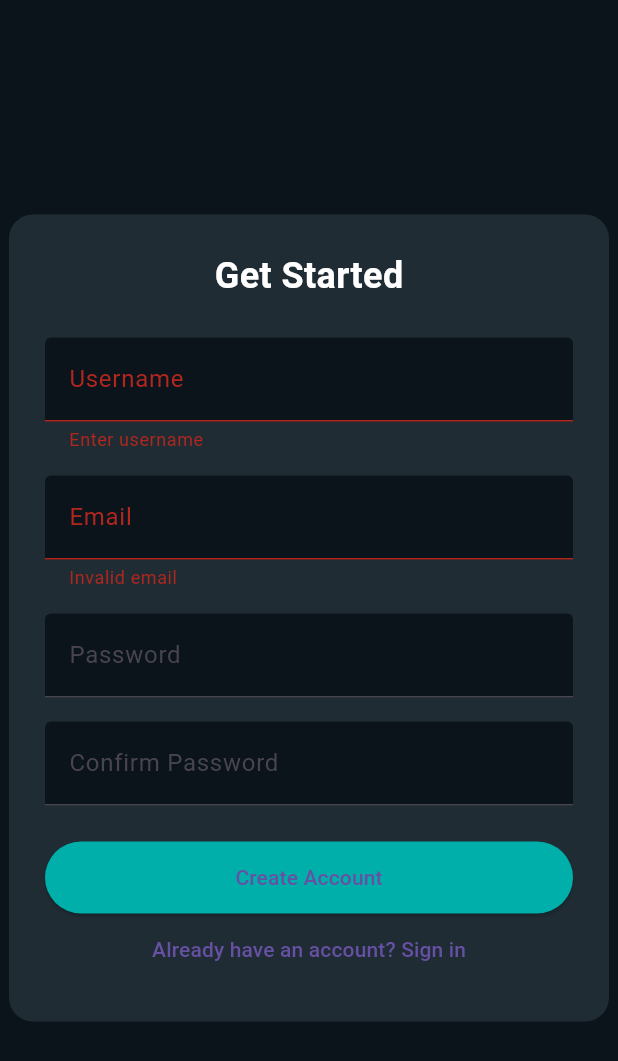
After one commit to scanzy/flutterchat, a Flutter app: the screen it shows after launch, after a tap on "Continue", after a tap on "New here? Create account", after a tap on "Create Account", on a phone screen of 412 x 824 dp. The commit adds this screen. Shown: the top 1061 px of the screen. Run offline on Flutter 3.47's test engine with Material 3 defaults, Android fonts, the phone set to English and light mode, and no system bars; our stand-ins replace flutter_feather_icons, pocketbase, shared_preferences, url_launcher_web; missing offline and left inert: shared_preferences_web.

Commit message:
Add test chat page, converted from ruvido web app

```diff
--- /dev/null
+++ b/lib/converted.dart
@@ -0,0 +1,549 @@
+// main.dart
+import 'package:flutter/material.dart';
+import 'package:pocketbase/pocketbase.dart';
+import 'package:flutter_feather_icons/flutter_feather_icons.dart';
+import 'package:shared_preferences/shared_preferences.dart';
+
+
+
+class AuthWrapper extends StatefulWidget {
+  const AuthWrapper({super.key});
+
+  @override
+  _AuthWrapperState createState() => _AuthWrapperState();
+}
+
+class _AuthWrapperState extends State<AuthWrapper> {
+  final pb = PocketBase('https://branco.realmen.it');
+  bool _isLoading = true;
+  bool _showLogin = true;
+
+  @override
+  void initState() {
+    super.initState();
+    _checkAuth();
+  }
+
+  Future<void> _checkAuth() async {
+    try {
+
+      /*final prefs = await SharedPreferences.getInstance();
+      pb.subscribe = AuthStore()
+
+        save: (token) => prefs.setString('pb_auth', token),
+        initial: prefs.getString('pb_auth'),
+      );
+      */
+
+      if (pb.authStore.isValid) {
+        await pb.collection('users').authRefresh();
+        if (mounted) {
+          Navigator.pushReplacement(
+            context,
+            MaterialPageRoute(builder: (context) => ChatScreen(pb: pb)),
+          );
+        }
+        return;
+      }
+    } catch (e) {
+      print('Auth check error: $e');
+    }
+    if (mounted) setState(() => _isLoading = false);
+  }
+
+  @override
+  Widget build(BuildContext context) {
+    return _isLoading
+        ? const LoadingScreen()
+        : AuthScreen(
+            pb: pb,
+            showLogin: _showLogin,
+            toggleForm: () => setState(() => _showLogin = !_showLogin),
+          );
+  }
+}
+
+class LoadingScreen extends StatelessWidget {
+  const LoadingScreen({super.key});
+
+  @override
+  Widget build(BuildContext context) {
+    return const Scaffold(
+      body: Center(
+        child: CircularProgressIndicator(color: Color(0xFF00AFA9)),
+      ),
+    );
+  }
+}
+
+class AuthScreen extends StatelessWidget {
+  final PocketBase pb;
+  final bool showLogin;
+  final VoidCallback toggleForm;
+
+  const AuthScreen({
+    super.key,
+    required this.pb,
+    required this.showLogin,
+    required this.toggleForm,
+  });
+
+  @override
+  Widget build(BuildContext context) {
+    return Scaffold(
+      body: Center(
+        child: AnimatedSwitcher(
+          duration: const Duration(milliseconds: 300),
+          child: showLogin
+              ? LoginForm(pb: pb, toggleForm: toggleForm)
+              : SignupForm(pb: pb, toggleForm: toggleForm),
+        ),
+      ),
+    );
+  }
+}
+
+class LoginForm extends StatefulWidget {
+  final PocketBase pb;
+  final VoidCallback toggleForm;
+
+  const LoginForm({super.key, required this.pb, required this.toggleForm});
+
+  @override
+  _LoginFormState createState() => _LoginFormState();
+}
+
+class _LoginFormState extends State<LoginForm> {
+  final _formKey = GlobalKey<FormState>();
+  final _emailController = TextEditingController();
+  final _passwordController = TextEditingController();
+
+  Future<void> _handleLogin() async {
+    if (_formKey.currentState!.validate()) {
+      try {
+        await widget.pb.collection('users').authWithPassword(
+          _emailController.text,
+          _passwordController.text,
+        );
+
+        //final storage = await SharedPreferences.getInstance();
+        //await storage.setString('pb_auth', widget.pb.authStore.exportToJsonString());
+
+        if (mounted) {
+          Navigator.pushReplacement(
+            context,
+            MaterialPageRoute(builder: (context) => ChatScreen(pb: widget.pb)),
+          );
+        }
+      } catch (e) {
+        if (mounted) {
+          ScaffoldMessenger.of(context).showSnackBar(
+            SnackBar(content: Text('Login failed: ${e.toString()}')),
+          );
+        }
+      }
+    }
+  }
+
+  @override
+  Widget build(BuildContext context) {
+    return Container(
+      padding: const EdgeInsets.all(24),
+      width: 400,
+      decoration: BoxDecoration(
+        color: const Color(0xFF1F2C34),
+        borderRadius: BorderRadius.circular(16),
+      ),
+      child: Form(
+        key: _formKey,
+        child: Column(
+          mainAxisSize: MainAxisSize.min,
+          children: [
+            const Text('Welcome Back', style: TextStyle(fontSize: 24, fontWeight: FontWeight.bold)),
+            const SizedBox(height: 24),
+            TextFormField(
+              controller: _emailController,
+              decoration: InputDecoration(
+                labelText: 'Email',
+                filled: true,
+                fillColor: const Color(0xFF0B141A),
+              ),
+              validator: (value) => value!.contains('@') ? null : 'Invalid email',
+            ),
+            const SizedBox(height: 16),
+            TextFormField(
+              controller: _passwordController,
+              obscureText: true,
+              decoration: InputDecoration(
+                labelText: 'Password',
+                filled: true,
+                fillColor: const Color(0xFF0B141A),
+              ),
+            ),
+            const SizedBox(height: 24),
+            ElevatedButton(
+              onPressed: _handleLogin,
+              child: const Text('Continue'),
+              style: ElevatedButton.styleFrom(
+                backgroundColor: const Color(0xFF00AFA9),
+                minimumSize: const Size(double.infinity, 48),
+              ),
+            ),
+            TextButton(
+              onPressed: widget.toggleForm,
+              child: const Text('New here? Create account'),
+            ),
+          ],
+        ),
+      ),
+    );
+  }
+}
+
+class SignupForm extends StatefulWidget {
+  final PocketBase pb;
+  final VoidCallback toggleForm;
+
+  const SignupForm({super.key, required this.pb, required this.toggleForm});
+
+  @override
+  _SignupFormState createState() => _SignupFormState();
+}
+
+class _SignupFormState extends State<SignupForm> {
+  final _formKey = GlobalKey<FormState>();
+  final _emailController = TextEditingController();
+  final _usernameController = TextEditingController();
+  final _passwordController = TextEditingController();
+  final _confirmController = TextEditingController();
+
+  Future<void> _handleSignup() async {
+    if (_formKey.currentState!.validate()) {
+      if (_passwordController.text != _confirmController.text) {
+        ScaffoldMessenger.of(context).showSnackBar(
+          const SnackBar(content: Text('Passwords do not match')),
+        );
+        return;
+      }
+
+      try {
+        await widget.pb.collection('users').create(body: {
+          'username': _usernameController.text,
+          'email': _emailController.text,
+          'password': _passwordController.text,
+          'passwordConfirm': _confirmController.text,
+        });
+
+        await widget.pb.collection('users').authWithPassword(
+          _emailController.text,
+          _passwordController.text,
+        );
+
+        //final storage = await SharedPreferences.getInstance();
+        //await storage.setString('pb_auth', widget.pb.authStore.exportToJsonString());
+
+        if (mounted) {
+          Navigator.pushReplacement(
+            context,
+            MaterialPageRoute(builder: (context) => ChatScreen(pb: widget.pb)),
+          );
+        }
+      } catch (e) {
+        ScaffoldMessenger.of(context).showSnackBar(
+          SnackBar(content: Text('Signup failed: ${e.toString()}')),
+        );
+      }
+    }
+  }
+
+  @override
+  Widget build(BuildContext context) {
+    return Container(
+      padding: const EdgeInsets.all(24),
+      width: 400,
+      decoration: BoxDecoration(
+        color: const Color(0xFF1F2C34),
+        borderRadius: BorderRadius.circular(16),
+      ),
+      child: Form(
+        key: _formKey,
+        child: Column(
+          mainAxisSize: MainAxisSize.min,
+          children: [
+            const Text('Get Started', style: TextStyle(fontSize: 24, fontWeight: FontWeight.bold)),
+            const SizedBox(height: 24),
+            TextFormField(
+              controller: _usernameController,
+              decoration: InputDecoration(
+                labelText: 'Username',
+                filled: true,
+                fillColor: const Color(0xFF0B141A),
+              ),
+              validator: (value) => value!.isEmpty ? 'Enter username' : null,
+            ),
+            const SizedBox(height: 16),
+            TextFormField(
+              controller: _emailController,
+              decoration: InputDecoration(
+                labelText: 'Email',
+                filled: true,
+                fillColor: const Color(0xFF0B141A),
+              ),
+              validator: (value) => value!.contains('@') ? null : 'Invalid email',
+            ),
+            const SizedBox(height: 16),
+            TextFormField(
+              controller: _passwordController,
+              obscureText: true,
+              decoration: InputDecoration(
+                labelText: 'Password',
+                filled: true,
+                fillColor: const Color(0xFF0B141A),
+              ),
+            ),
+            const SizedBox(height: 16),
+            TextFormField(
+              controller: _confirmController,
+              obscureText: true,
+              decoration: InputDecoration(
+                labelText: 'Confirm Password',
+                filled: true,
+                fillColor: const Color(0xFF0B141A),
+              ),
+            ),
+            const SizedBox(height: 24),
+            ElevatedButton(
+              onPressed: _handleSignup,
+              child: const Text('Create Account'),
+              style: ElevatedButton.styleFrom(
+                backgroundColor: const Color(0xFF00AFA9),
+                minimumSize: const Size(double.infinity, 48),
+              ),
+            ),
+            TextButton(
+              onPressed: widget.toggleForm,
+              child: const Text('Already have an account? Sign in'),
+            ),
+          ],
+        ),
+      ),
+    );
+  }
+}
+
+class ChatScreen extends StatefulWidget {
+  final PocketBase pb;
+
+  const ChatScreen({super.key, required this.pb});
+
+  @override
+  _ChatScreenState createState() => _ChatScreenState();
+}
+
+class _ChatScreenState extends State<ChatScreen> {
+  final _messageController = TextEditingController();
+  final List<RecordModel> _messages = [];
+  late final UnsubscribeFunc _unsubscribe;
+
+  @override
+  void initState() {
+    super.initState();
+    _loadMessages();
+    _setupRealtime();
+  }
+
+  @override
+  void dispose() {
+    _unsubscribe();
+    super.dispose();
+  }
+
+  Future<void> _loadMessages() async {
+    final result = await widget.pb.collection('messages').getFullList(
+      sort: '+created',
+      expand: 'user',
+    );
+    setState(() => _messages.addAll(result.reversed));
+  }
+
+  Future<void> _setupRealtime() async {
+    _unsubscribe = await widget.pb.collection('messages').subscribe('*', (e) async {
+      if (e.record == null) return;
+
+      if (e.action == "delete") {
+        _handleMessage(e.record as RecordModel, e.action);
+        return;
+      }
+
+      try {
+        var msg = await widget.pb.collection('messages').getOne(e.record!.id, expand: 'user');
+        _handleMessage(msg, e.action);
+      } catch (err) {
+        ScaffoldMessenger.of(context).showSnackBar(
+          SnackBar(content: Text('Failed to send message: ${err.toString()}')),
+        );
+      }
+    });
+  }
+
+  void _handleMessage(RecordModel msg, String action) {
+    switch (action) {
+      case 'create':
+        setState(() => _messages.insert(0, msg));
+        break;
+      case 'update':
+        final index = _messages.indexWhere((m) => m.id == msg.id);
+        if (index != -1) {
+          setState(() => _messages[index] = msg);
+        }
+        break;
+      case 'delete':
+        setState(() => _messages.removeWhere((m) => m.id == msg.id));
+        break;
+      default:
+    }
+  }
+
+  Future<void> _sendMessage() async {
+    if (_messageController.text.trim().isNotEmpty) {
+      try {
+        await widget.pb.collection('messages').create(body: {
+          'user': widget.pb.authStore.model.id,
+          'message': _messageController.text.trim(),
+        });
+        _messageController.clear();
+      } catch (e) {
+        ScaffoldMessenger.of(context).showSnackBar(
+          SnackBar(content: Text('Failed to send message: ${e.toString()}')),
+        );
+      }
+    }
+  }
+
+  Future<void> _logout() async {
+    final storage = await SharedPreferences.getInstance();
+    await storage.remove('pb_auth');
+    widget.pb.authStore.clear();
+    Navigator.pushReplacement(
+      context,
+      MaterialPageRoute(builder: (context) => const AuthWrapper()),
+    );
+  }
+
+  @override
+  Widget build(BuildContext context) {
+    return Scaffold(
+      appBar: AppBar(
+        title: const Text('La forza del lupo è il Branco'),
+        actions: [
+          IconButton(
+            icon: const Icon(FeatherIcons.logOut),
+            onPressed: _logout,
+          ),
+        ],
+      ),
+      body: Column(
+        children: [
+          Expanded(
+            child: ListView.builder(
+              reverse: true,
+              itemCount: _messages.length,
+              itemBuilder: (context, index) {
+                final message = _messages[index];
+                final isOwn = message.data['user'] == widget.pb.authStore.model.id;
+                final user = (message.expand['user'] as List<RecordModel>)[0];
+
+                return MessageBubble(
+                  message: message.data['message'] ?? '',
+                  isOwn: isOwn,
+                  username: user.data['username']?.toString() ?? 'Unknown',
+                  timestamp: DateTime.parse(message.created),
+                );
+              },
+            ),
+          ),
+          Padding(
+            padding: const EdgeInsets.all(8.0),
+            child: Row(
+              children: [
+                Expanded(
+                  child: TextField(
+                    controller: _messageController,
+                    decoration: InputDecoration(
+                      hintText: 'Message...',
+                      border: OutlineInputBorder(
+                        borderRadius: BorderRadius.circular(24),
+                      ),
+                      filled: true,
+                      fillColor: const Color(0xFF1F2C34),
+                      contentPadding: const EdgeInsets.symmetric(horizontal: 16, vertical: 12),
+                    ),
+                    maxLines: null,
+                    onSubmitted: (_) => _sendMessage(),
+                  ),
+                ),
+                IconButton(
+                  icon: const Icon(FeatherIcons.send),
+                  color: const Color(0xFF00AFA9),
+                  onPressed: _sendMessage,
+                ),
+              ],
+            ),
+          ),
+        ],
+      ),
+    );
+  }
+}
+
+class MessageBubble extends StatelessWidget {
+  final String message;
+  final bool isOwn;
+  final String username;
+  final DateTime timestamp;
+
+  const MessageBubble({
+    super.key,
+    required this.message,
+    required this.isOwn,
+    required this.username,
+    required this.timestamp,
+  });
+
+  @override
+  Widget build(BuildContext context) {
+    return Align(
+      alignment: isOwn ? Alignment.centerRight : Alignment.centerLeft,
+      child: Container(
+        margin: const EdgeInsets.symmetric(vertical: 4, horizontal: 8),
+        padding: const EdgeInsets.all(12),
+        constraints: const BoxConstraints(maxWidth: 300),
+        decoration: BoxDecoration(
+          color: isOwn ? const Color(0xFF007B73) : const Color(0xFF1F2C34),
+          borderRadius: BorderRadius.circular(16),
+        ),
+        child: Column(
+          crossAxisAlignment: CrossAxisAlignment.start,
+          children: [
+            if (!isOwn) Text(
+              username,
+              style: const TextStyle(
+                fontWeight: FontWeight.bold,
+                fontSize: 12,
+              ),
+            ),
+            Text(message),
+            const SizedBox(height: 4),
+            Text(
+              '${timestamp.hour.toString().padLeft(2, '0')}:${timestamp.minute.toString().padLeft(2, '0')}',
+              style: const TextStyle(
+                fontSize: 10,
+                color: Colors.white54,
+              ),
+            ),
+          ],
+        ),
+      ),
+    );
+  }
+}
--- a/lib/main.dart
+++ b/lib/main.dart
@@ -2,8 +2,8 @@ import 'package:flutter/material.dart';
 import 'demo.dart';
 import 'scouting1.dart';
 import 'scouting2.dart';
-// import 'page3.dart';
-// import 'page4.dart';
+import 'converted.dart';
+// Add other files with pages here
 
 void main() {
   runApp(const MyApp());
@@ -14,6 +14,7 @@ class MyApp extends StatelessWidget {
     PageInfo('Flutter Demo', DemoPage()),
     PageInfo('Chat page - Test 1', ChatPageTest1()),
     PageInfo('Chat page - Test 2', ChatPageTest2()),
+    PageInfo('Webapp converted to dart', AuthWrapper()),
     // Add new pages here by simply adding new entries
   ];
 
@@ -24,10 +25,16 @@ class MyApp extends StatelessWidget {
     return MaterialApp(
       title: 'Navigation Demo',
       theme: ThemeData(
-        primarySwatch: Colors.blue,
+        primaryColor: const Color(0xFF00AFA9),
+        scaffoldBackgroundColor: const Color(0xFF0B141A),
+        textTheme: const TextTheme(
+          bodySmall:  TextStyle(color: Colors.white),
+          bodyMedium: TextStyle(color: Colors.white),
+          bodyLarge: TextStyle(color: Colors.white),
+        ),
         visualDensity: VisualDensity.adaptivePlatformDensity,
       ),
-      home: HomePage(pages: pages),
+      home: const AuthWrapper(),
     );
   }
 }
```
